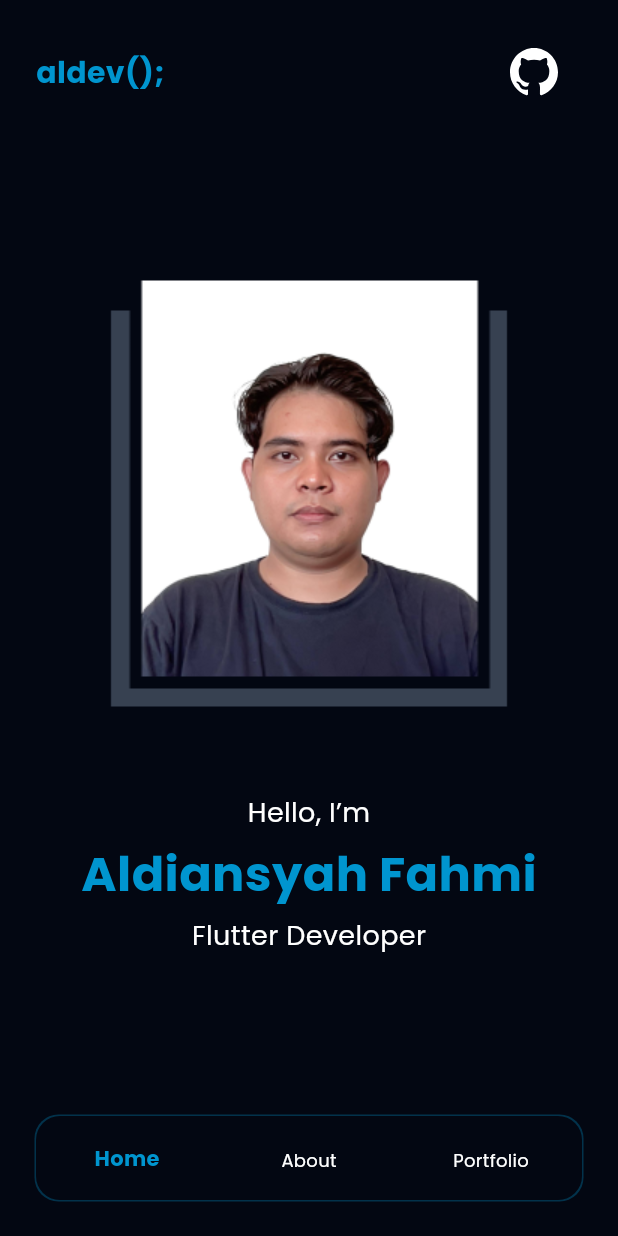
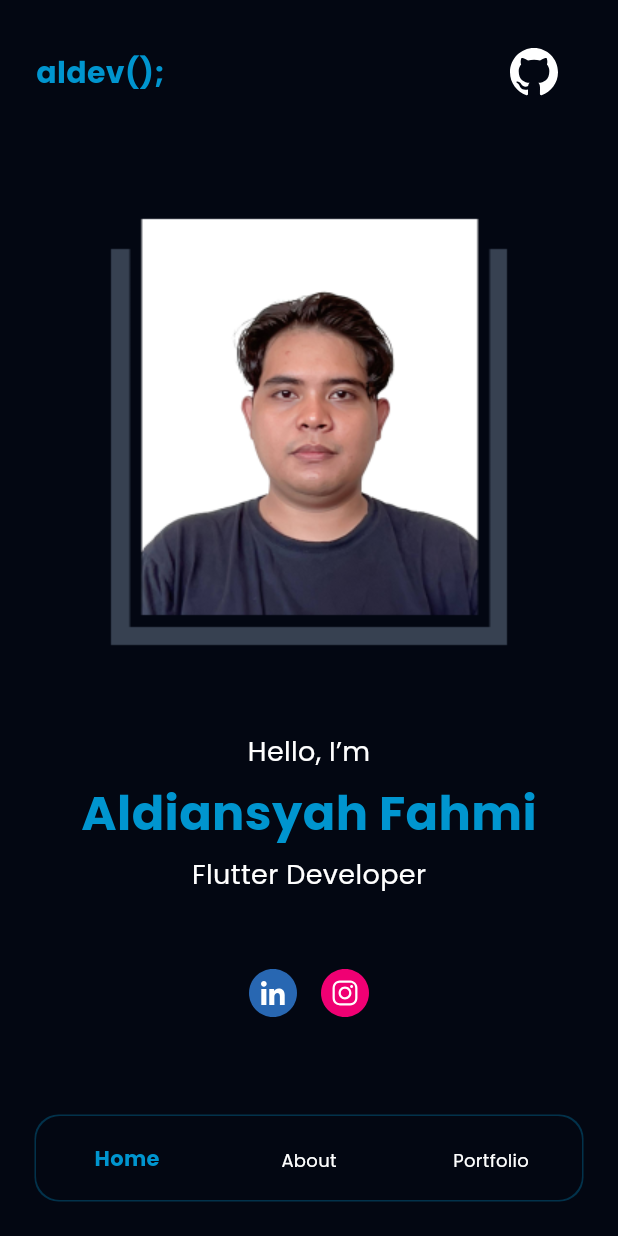
Before and after one commit to aldiansyahfahmi/portfolio, a Flutter app: the screen it shows after launch, on a phone screen of 412 x 824 dp. Run offline on Flutter 3.47's test engine with Material 3 defaults, Android fonts, the light colour scheme and no system bars; our stand-ins replace flutter_bloc, flutter_svg, vector_graphics.

Commit message:
add sosmed

```diff
--- a/lib/presentation/home/ui/home_screen.dart
+++ b/lib/presentation/home/ui/home_screen.dart
@@ -1,5 +1,6 @@
 import 'package:flutter/material.dart';
 import 'package:portfolio/responsive.dart';
+import 'package:portfolio/shared_libraries/utils/helpers/url_helper.dart';
 import 'package:portfolio/shared_libraries/utils/resources/assets.gen.dart';
 import 'package:portfolio/shared_libraries/utils/style/colors.dart';
 import 'package:portfolio/shared_libraries/utils/style/typography.dart';
@@ -52,6 +53,29 @@ class HomeScreen extends StatelessWidget {
             color: ColorName.white,
           ),
         ),
+        const SizedBox(height: 50),
+        Row(
+          mainAxisAlignment: MainAxisAlignment.center,
+          children: [
+            InkWell(
+              onTap: () {
+                UrlHelper.openLinkInNewTab(
+                  'https://www.linkedin.com/in/aldiansyah99/',
+                );
+              },
+              child: Assets.images.icons.linkedin.svg(),
+            ),
+            const SizedBox(width: 16),
+            InkWell(
+              onTap: () {
+                UrlHelper.openLinkInNewTab(
+                  'https://www.instagram.com/aldiansyahf99/?hl=id',
+                );
+              },
+              child: Assets.images.icons.instagram.svg(),
+            ),
+          ],
+        ),
       ],
     );
   }
```
Also changed, not shown: lib/shared_libraries/utils/resources/assets.gen.dart (+17 -2 lines), assets/images/icons/instagram.svg (added), assets/images/icons/linkedin.svg (added).
